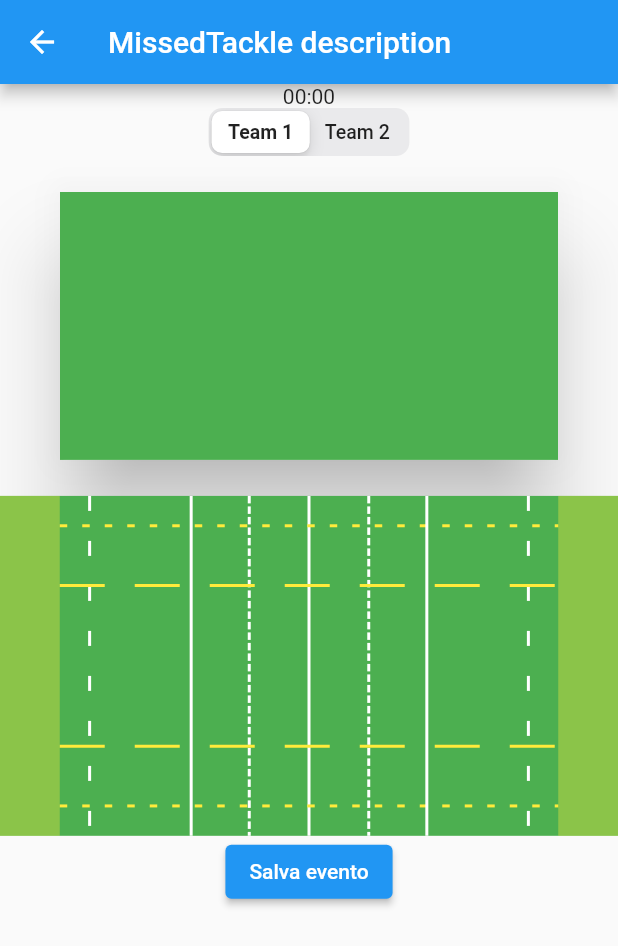
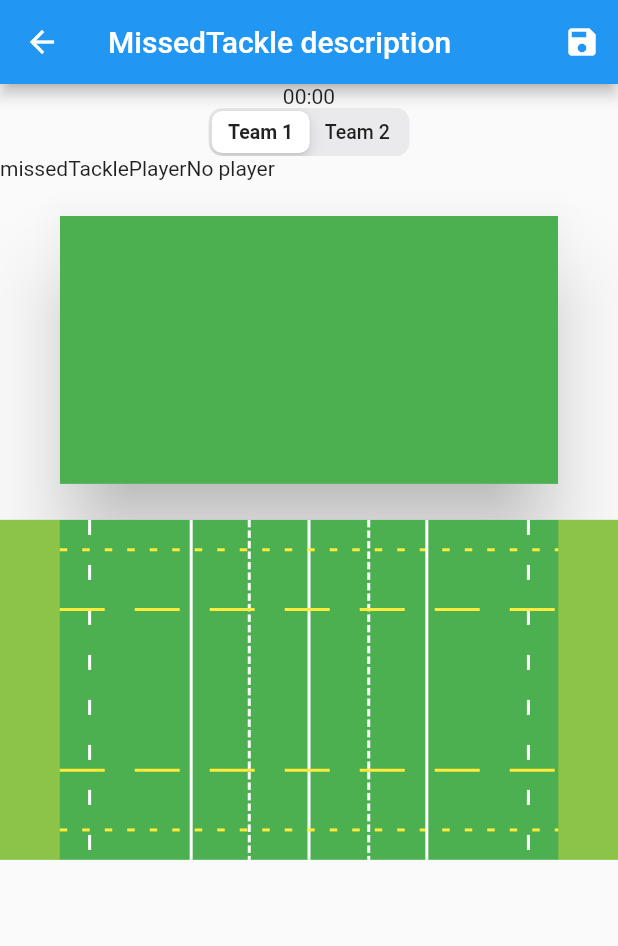
Before and after one commit to mario-catillo/match_recorder, a Flutter app: the screen it shows after launch, after a tap on "Missed Tackle", on a phone screen of 412 x 824 dp. Shown: the top 946 px of the screen. Run offline on Flutter 3.47's test engine with Material 2 defaults, Android fonts, the phone set to English and light mode, and no system bars; our stand-ins replace shared_preferences.

Commit message:
various fixes | player select

```diff
--- a/lib/event_description_view.dart
+++ b/lib/event_description_view.dart
@@ -60,8 +60,12 @@ class _EventDescriptionViewState extends State<EventDescriptionView> {
     return Scaffold(
       appBar: AppBar(
         title: Text("${event.getEventName()} description"),
+        actions: [
+          IconButton(onPressed: _saveEvent, icon: const Icon(Icons.save))
+        ],
       ),
-      body: Column(
+      body: SingleChildScrollView(
+        child: Column(
           children: [
             Text(event.getTimeString()),
             CupertinoSlidingSegmentedControl<TeamType>(
@@ -89,16 +93,32 @@ class _EventDescriptionViewState extends State<EventDescriptionView> {
             //       });
             //     }),
 
+            // loop over the players in the event
+            for (var entry in event.getPlayers().entries)
+              Column(
+                children: [
+                  Row(
+                    children: [
+                      Text(entry.key),
+                      Text(event.getPlayer(entry.key)?.name ?? 'No player'),
+                    ],
+                  ),
                   LayoutBuilder(
-            builder: (BuildContext ctx, BoxConstraints constraints) => SizedBox(
+                    builder: (BuildContext ctx, BoxConstraints constraints) =>
+                        SizedBox(
                             width: constraints.maxWidth,
                             height: constraints.maxWidth * 0.55,
                             child: PlayerSelect(
+                              selectedPlayer: entry.value,
                               players: team.players,
                               onPlayerTap: (player) {
-                    (player);
+                                setState(() {
+                                  event.setPlayer(entry.key, player);
+                                });
                               },
                             )),
+                  ),
+                ],
               ),
 
             // if (event is ScrumEvent)
@@ -138,7 +158,9 @@ class _EventDescriptionViewState extends State<EventDescriptionView> {
                       event.setDescriptorValue<Result>(result);
                     });
                   }),
-          if (event.getDescriptors().contains(Descriptors.movementProgression))
+            if (event
+                .getDescriptors()
+                .contains(Descriptors.movementProgression))
               ProgressionDescriptor(
                   progress: event.getDescriptorValue<MovementProgression>(),
                   onProgressChanged: (MovementProgression progress) {
@@ -242,7 +264,8 @@ class _EventDescriptionViewState extends State<EventDescriptionView> {
                     });
                   }),
             LayoutBuilder(
-            builder: (BuildContext ctx, BoxConstraints constraints) => SizedBox(
+              builder: (BuildContext ctx, BoxConstraints constraints) =>
+                  SizedBox(
                       width: constraints.maxWidth,
                       height: constraints.maxWidth * 0.55,
                       child: RugbyField(
@@ -252,9 +275,8 @@ class _EventDescriptionViewState extends State<EventDescriptionView> {
                         position: event.fieldPosition,
                       )),
             ),
-          ElevatedButton(
-              onPressed: _saveEvent, child: const Text("Salva evento"))
           ],
+        ),
       ),
     );
   }
--- a/lib/main.dart
+++ b/lib/main.dart
@@ -235,7 +235,7 @@ class GamePhaseSwitch extends StatelessWidget {
       child: Consumer<AppState>(builder: (ctx, appState, _) {
         return Container(
             color: stopwatchState.gameStatus == gameStatus
-                ? gameStatus == GameStatus.attack
+                ? gameStatus == GameStatus.defense
                     ? Colors.red
                     : Colors.green
                 : Colors.grey[800],
@@ -247,10 +247,12 @@ class GamePhaseSwitch extends StatelessWidget {
                       : stopwatchState.defenseTime,
                   second: stopwatchState.currentDuration,
                   builder: (ctx, time, duration, child) {
-                    int percentage = duration == Duration.zero ||
-                            time == Duration.zero
-                        ? 0
-                        : ((time.inSeconds / duration.inSeconds) * 100).ceil();
+                    double percentage =
+                        ((time.inSeconds / duration.inSeconds) * 100);
+                    if (percentage.isNaN) {
+                      percentage = 0;
+                    }
+                    percentage = percentage.roundToDouble();
                     return Row(
                       mainAxisAlignment: MainAxisAlignment.center,
                       children: [
--- a/lib/widgets/player_select.dart
+++ b/lib/widgets/player_select.dart
@@ -1,57 +1,15 @@
 import 'package:flutter/material.dart';
-import 'package:match_recorder/models/app_state.dart';
 import 'package:match_recorder/models/player.dart';
-import 'package:match_recorder/models/team.dart';
-import 'package:match_recorder/team_page.dart';
-import 'package:provider/provider.dart';
-import 'dart:math' as math;
-
-// class PlayerSelect extends StatelessWidget {
-//   final TeamType teamType;
-//   final Player? selectedPlayer;
-//   final String hintText;
-//   final void Function(Player player) onPlayerChanged;
-
-//   PlayerSelect({
-//     required this.teamType,
-//     required this.onPlayerChanged,
-//     required this.hintText,
-//     this.selectedPlayer,
-//   });
-
-//   @override
-//   Widget build(BuildContext context) {
-//     Team team = context.read<AppState>().getTeam(teamType);
-//     return Row(
-//       children: [
-//         Text(hintText),
-//         TextButton(
-//           child: Text(selectedPlayer?.name ?? 'Select'),
-//           onPressed: () => showDialog(
-//               context: context,
-//               builder: (ctx) => _PlayerSelectDialog(
-//                     players: team.players,
-//                     onPlayerTap: (player) {
-//                       onPlayerChanged(player);
-//                       Navigator.of(ctx).pop();
-//                     },
-//                   )),
-//         ),
-//         _PlayerSelectDialog(
-//           players: team.players,
-//           onPlayerTap: (player) {
-//             onPlayerChanged(player);
-//           },
-//         )
-//       ],
-//     );
-//   }
-// }
 
 class PlayerSelect extends StatelessWidget {
   final List<Player> players;
   final Function(Player player) onPlayerTap;
-  PlayerSelect({required this.players, required this.onPlayerTap});
+  final Player? selectedPlayer;
+  const PlayerSelect(
+      {super.key,
+      required this.players,
+      required this.onPlayerTap,
+      this.selectedPlayer});
 
   @override
   Widget build(BuildContext context) {
@@ -64,7 +22,9 @@ class PlayerSelect extends StatelessWidget {
               height: constraints.maxWidth,
               child: CustomPaint(
                 painter: _PlayerSelectPainter(
-                    players: players, onPlayerTap: onPlayerTap),
+                    players: players,
+                    onPlayerTap: onPlayerTap,
+                    selectedPlayer: selectedPlayer),
               ),
             ),
           );
@@ -77,6 +37,7 @@ class PlayerSelect extends StatelessWidget {
 class _PlayerSelectPainter extends CustomPainter {
   final Paint _playerPaint = Paint()..color = Colors.blue;
   final List<Player> players;
+  final Player? selectedPlayer;
   final Paint _backgroundPaint = Paint()..color = Colors.green;
   final Map<Player, Offset> _playerPositions = {};
   late Size savedSize;
@@ -86,7 +47,8 @@ class _PlayerSelectPainter extends CustomPainter {
     textAlign: TextAlign.center,
     textDirection: TextDirection.ltr,
   );
-  _PlayerSelectPainter({required this.players, required this.onPlayerTap});
+  _PlayerSelectPainter(
+      {required this.players, required this.onPlayerTap, this.selectedPlayer});
 
   @override
   void paint(Canvas canvas, Size size) {
@@ -184,20 +146,21 @@ class _PlayerSelectPainter extends CustomPainter {
   }
 
   void _drawPlayer(Canvas canvas, Size size, Player player) {
-    double rowSize = (size.height / 12);
-    double colSize = (size.width / 12);
+    bool selected = player.number == selectedPlayer?.number;
+    double rowSize = (size.width / 12);
+    double colSize = (size.height / 12);
 
     //calculate offset based on imaginary grid
     Offset position = Offset((rowSize * (_getGridPosition(player)['col'] ?? 0)),
         (colSize * (_getGridPosition(player)['row'] ?? 0)));
 
     _playerPositions[player] = position;
-    _playerPaint.color = Colors.blue;
-    canvas.drawCircle(position, rowSize * 0.8, _playerPaint);
+    _playerPaint.color = selected ? Colors.red : Colors.blue;
+    canvas.drawCircle(position, colSize * (selected ? 1 : 0.8), _playerPaint);
 
     _textPainter.text = TextSpan(
       text: player.number,
-      style: TextStyle(fontSize: 12, color: Colors.white),
+      style: const TextStyle(fontSize: 12, color: Colors.white),
     );
 
     _textPainter.layout();
```
Lines whose indentation alone changed are shown as unchanged.
